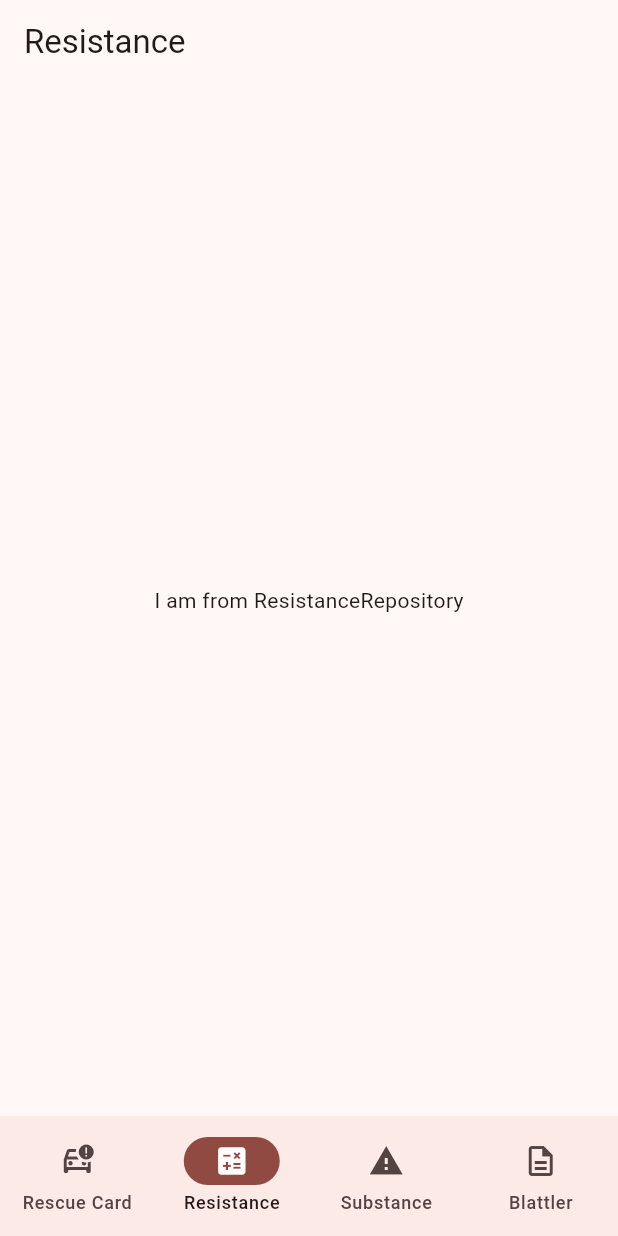
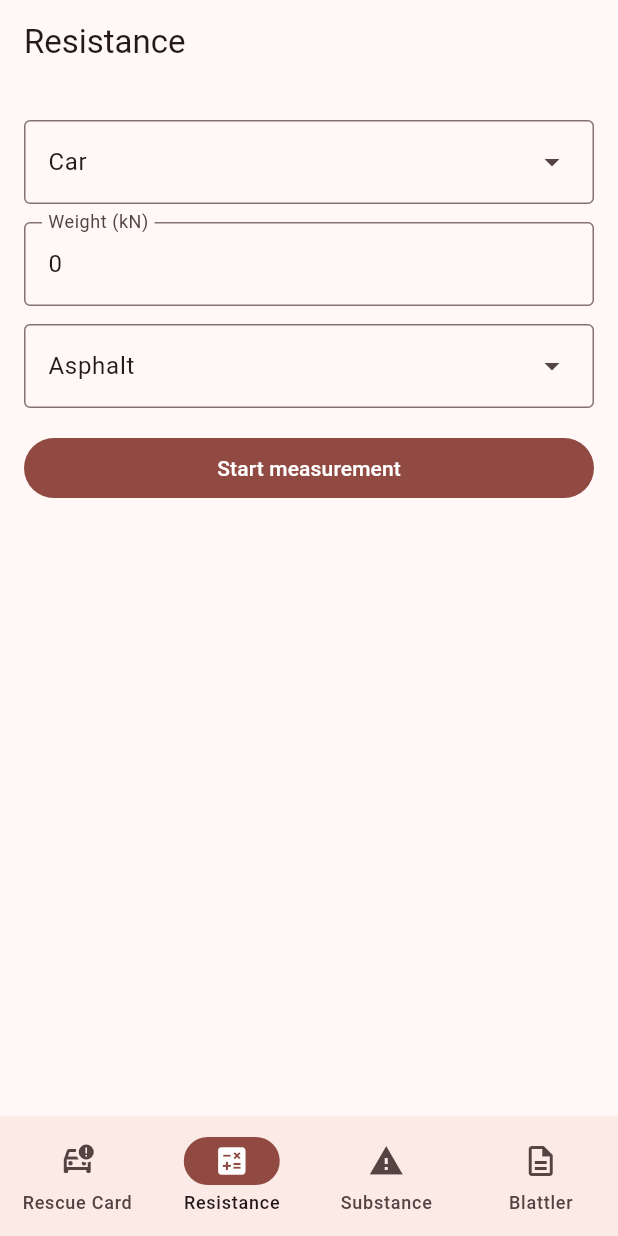
Before and after one commit to tformatix/cpd-resq-tools, a Flutter app: the screen it shows after launch, item 2 of the bottom bar chosen, on a phone screen of 412 x 824 dp. Run offline on Flutter 3.47's test engine with Material 3 defaults, Android fonts, the phone set to English and light mode, and no system bars; our stand-ins replace flutter_bloc; generated files the repository leaves out were written again.

Commit message:
GH-3 Add basic implementation of resistance screen

```diff
--- a/resq_tools/lib/blocs/resistance_cubit.dart
+++ b/resq_tools/lib/blocs/resistance_cubit.dart
@@ -1,23 +1,48 @@
 import 'package:flutter_bloc/flutter_bloc.dart';
+import 'package:resq_tools/models/resistance/measurement_config.dart';
+import 'package:resq_tools/models/resistance/resistance_result.dart';
 import 'package:resq_tools/repositories/resistance_repository.dart';
 
 class ResistanceState {
-  final String? dummyString;
+  final MeasurementConfig? measurementConfig;
+  final bool isLoading;
+  final ResistanceResult? resistanceResult;
 
-  final bool isLoading;
+  const ResistanceState(
+      {this.measurementConfig, this.isLoading = false, this.resistanceResult});
 
-  const ResistanceState({this.dummyString, this.isLoading = false});
+  ResistanceState copyWith({
+    MeasurementConfig? measurementConfig,
+    bool? isLoading,
+    ResistanceResult? resistanceResult,
+  }) =>
+      ResistanceState(
+        measurementConfig: measurementConfig ?? this.measurementConfig,
+        isLoading: isLoading ?? this.isLoading,
+        resistanceResult: resistanceResult ?? this.resistanceResult,
+      );
 }
 
 class ResistanceCubit extends Cubit<ResistanceState> {
   final ResistanceRepository resistanceRepository;
 
   ResistanceCubit(this.resistanceRepository)
-    : super(const ResistanceState(isLoading: true)) {
+      : super(ResistanceState(
+            isLoading: true, measurementConfig: MeasurementConfig.empty())) {
     fetch();
   }
 
   void fetch() {
-    emit(ResistanceState(dummyString: resistanceRepository.getDummyString()));
+    emit(ResistanceState(measurementConfig: MeasurementConfig.empty()));
+  }
+
+  void updateMeasurementConfig(MeasurementConfig measurementConfig) {
+    emit(state.copyWith(measurementConfig: measurementConfig));
+  }
+
+  void resistanceCalculation() {
+    final resistanceResult =
+        resistanceRepository.calculateResistance(state.measurementConfig);
+    emit(state.copyWith(resistanceResult: resistanceResult));
   }
 }
--- a/resq_tools/lib/l10n/app_de.arb
+++ b/resq_tools/lib/l10n/app_de.arb
@@ -4,5 +4,28 @@
   "rescue_card_title":"Rettungskarte",
   "resistance_title": "Widerstand",
   "substance_title": "Gefahrgut",
-  "blattler_title": "Blattler"
+  "blattler_title": "Blattler",
+
+  "resistance_weigth": "Gewicht (kN)",
+  "resistance_gradient": "Steigung (°)",
+  "resistance_angle": "Winkel",
+  "resistance_rolling_resistance": "Rollwiderstand",
+  "resistance_gradient_resistance": "Steigungswiderstand",
+  "resistance_overall_resistance": "Gesamtwiderstand",
+  "resistance_vehicle_type_car": "PKW",
+  "resistance_vehicle_type_suv": "Van/Kleinbus/SUV",
+  "resistance_vehicle_type_offroad_car": "Geländewagen",
+  "resistance_vehicle_type_truck_two_axis": "LKW (2 Achsen)",
+  "resistance_vehicle_type_truck_three_axis": "LKW (3 Achsen)",
+  "resistance_vehicle_type_truck_four_axis": "LKW (4 Achsen)",
+  "resistance_vehicle_type_custom": "Individuell",
+  "resistance_underground_type_asphalt": "Asphalt, Beton",
+  "resistance_underground_type_grass": "Gras, Wiese",
+  "resistance_underground_type_gravel": "Schotter",
+  "resistance_underground_type_looseGround": "Lockerer Boden (Sand)",
+  "resistance_underground_type_up_to_axle_in_mud": "Über Achse im Schlamm",
+  "resistance_underground_type_up_to_wheels_in_mud": "Über Räder im Schlamm",
+  "resistance_underground_type_up_to_body_in_mud": "Über Aufbau im Schlamm",
+  "resistance_underground_type_rail": "Schiene",
+  "resistance_start_calculation": "Messung starten"
 }
--- a/resq_tools/lib/l10n/app_en.arb
+++ b/resq_tools/lib/l10n/app_en.arb
@@ -4,5 +4,28 @@
   "rescue_card_title":"Rescue Card",
   "resistance_title": "Resistance",
   "substance_title": "Substance",
-  "blattler_title": "Blattler"
+  "blattler_title": "Blattler",
+
+  "resistance_weigth": "Weight (kN)",
+  "resistance_gradient": "Gradient (°)",
+  "resistance_angle": "Angle",
+  "resistance_rolling_resistance": "Rolling resistance",
+  "resistance_gradient_resistance": "Gradient resistance",
+  "resistance_overall_resistance": "Overall resistance",
+  "resistance_vehicle_type_car": "Car",
+  "resistance_vehicle_type_suv": "Van/SUV",
+  "resistance_vehicle_type_offroad_car": "Offroad car",
+  "resistance_vehicle_type_truck_two_axis": "Truck (2 axis)",
+  "resistance_vehicle_type_truck_three_axis": "Truck (3 axis)",
+  "resistance_vehicle_type_truck_four_axis": "Truck (4 axis)",
+  "resistance_vehicle_type_custom": "Custom",
+  "resistance_underground_type_asphalt": "Asphalt",
+  "resistance_underground_type_grass": "Grass (meadow)",
+  "resistance_underground_type_gravel": "Gravel",
+  "resistance_underground_type_looseGround": "Loose ground (sand)",
+  "resistance_underground_type_up_to_axle_in_mud": "Up to axle in mud",
+  "resistance_underground_type_up_to_wheels_in_mud": "Up to wheels in mud",
+  "resistance_underground_type_up_to_body_in_mud": "Up to body in mud",
+  "resistance_underground_type_rail": "Rail",
+  "resistance_start_calculation": "Start measurement"
 }
--- a/resq_tools/lib/main.dart
+++ b/resq_tools/lib/main.dart
@@ -114,13 +114,12 @@ class _ResQToolsHomePageState extends State<ResQToolsHomePage> {
           ),
         ],
       ),
-      body:
-          <Widget>[
-            RescueSheetScreen(),
-            ResistanceScreen(),
-            SubstanceScreen(),
-            BlattlerScreen(),
-          ][currentPageIndex],
+      body: <Widget>[
+        const RescueSheetScreen(),
+        const ResistanceScreen(),
+        const SubstanceScreen(),
+        const BlattlerScreen(),
+      ][currentPageIndex],
     );
   }
 }
--- /dev/null
+++ b/resq_tools/lib/models/resistance/measurement_config.dart
@@ -0,0 +1,29 @@
+import 'package:resq_tools/models/resistance/underground_type.dart';
+import 'package:resq_tools/models/resistance/vehicle_type.dart';
+
+class MeasurementConfig {
+  final VehicleType vehicleType;
+  final int weight;
+  final UndergroundType undergroundType;
+
+  const MeasurementConfig(
+      {required this.vehicleType,
+      required this.weight,
+      required this.undergroundType});
+
+  MeasurementConfig.empty()
+      : vehicleType = VehicleType.car,
+        weight = 0,
+        undergroundType = UndergroundType.aphalt;
+
+  MeasurementConfig copyWith({
+    VehicleType? vehicleType,
+    int? weight,
+    UndergroundType? undergroundType,
+  }) =>
+      MeasurementConfig(
+        vehicleType: vehicleType ?? this.vehicleType,
+        weight: weight ?? this.weight,
+        undergroundType: undergroundType ?? this.undergroundType,
+      );
+}
--- /dev/null
+++ b/resq_tools/lib/models/resistance/resistance_result.dart
@@ -0,0 +1,13 @@
+class ResistanceResult {
+  final int angle;
+  final double rollingResistance;
+  final double gradientResistance;
+  final double overallResistance;
+
+  const ResistanceResult({
+    required this.angle,
+    required this.rollingResistance,
+    required this.gradientResistance,
+    required this.overallResistance,
+  });
+}
--- /dev/null
+++ b/resq_tools/lib/models/resistance/underground_type.dart
@@ -0,0 +1,29 @@
+import 'package:flutter_gen/gen_l10n/app_localizations.dart';
+
+enum UndergroundType {
+  aphalt,
+  grass,
+  gravel,
+  looseGround,
+  upToAxleInMud,
+  upToWheelsInMud,
+  upToBodyInMud,
+  rail;
+
+  const UndergroundType();
+
+  String? getTranslation(AppLocalizations? appLocalizations) => switch (this) {
+        aphalt => appLocalizations?.resistance_underground_type_asphalt,
+        grass => appLocalizations?.resistance_underground_type_grass,
+        gravel => appLocalizations?.resistance_underground_type_gravel,
+        looseGround =>
+          appLocalizations?.resistance_underground_type_looseGround,
+        upToAxleInMud =>
+          appLocalizations?.resistance_underground_type_up_to_axle_in_mud,
+        upToWheelsInMud =>
+          appLocalizations?.resistance_underground_type_up_to_wheels_in_mud,
+        upToBodyInMud =>
+          appLocalizations?.resistance_underground_type_up_to_body_in_mud,
+        rail => appLocalizations?.resistance_underground_type_rail
+      };
+}
--- /dev/null
+++ b/resq_tools/lib/models/resistance/vehicle_type.dart
@@ -0,0 +1,26 @@
+import 'package:flutter_gen/gen_l10n/app_localizations.dart';
+
+enum VehicleType {
+  car,
+  suv,
+  offroadCar,
+  truckTwoAxis,
+  truckThreeAxis,
+  truckFourAxis,
+  custom;
+
+  const VehicleType();
+
+  String? getTranslation(AppLocalizations? appLocalizations) => switch (this) {
+        car => appLocalizations?.resistance_vehicle_type_car,
+        suv => appLocalizations?.resistance_vehicle_type_suv,
+        offroadCar => appLocalizations?.resistance_vehicle_type_offroad_car,
+        truckTwoAxis =>
+          appLocalizations?.resistance_vehicle_type_truck_two_axis,
+        truckThreeAxis =>
+          appLocalizations?.resistance_vehicle_type_truck_three_axis,
+        truckFourAxis =>
+          appLocalizations?.resistance_vehicle_type_truck_four_axis,
+        custom => appLocalizations?.resistance_vehicle_type_custom
+      };
+}
--- a/resq_tools/lib/repositories/resistance_repository.dart
+++ b/resq_tools/lib/repositories/resistance_repository.dart
@@ -1,5 +1,13 @@
+import 'dart:math';
+
+import 'package:resq_tools/models/resistance/measurement_config.dart';
+import 'package:resq_tools/models/resistance/resistance_result.dart';
+
 class ResistanceRepository {
-  String getDummyString() {
-    return 'I am from ResistanceRepository';
-  }
+  ResistanceResult? calculateResistance(MeasurementConfig? measurementConfig) =>
+      ResistanceResult(
+          angle: Random().nextInt(50),
+          rollingResistance: Random().nextDouble() * 100,
+          gradientResistance: Random().nextDouble() * 100,
+          overallResistance: Random().nextDouble() * 2000);
 }
--- a/resq_tools/lib/screens/blattler_screen.dart
+++ b/resq_tools/lib/screens/blattler_screen.dart
@@ -14,7 +14,7 @@ class BlattlerScreen extends StatelessWidget {
         child: BlocBuilder<BlattlerCubit, BlattlerState>(
           builder: (context, state) {
             return state.isLoading
-                ? CircularProgressIndicator()
+                ? const CircularProgressIndicator()
                 : Text(state.dummyString ?? 'No data');
           },
         ),
--- a/resq_tools/lib/screens/rescue_sheet_screen.dart
+++ b/resq_tools/lib/screens/rescue_sheet_screen.dart
@@ -14,7 +14,7 @@ class RescueSheetScreen extends StatelessWidget {
         child: BlocBuilder<RescueSheetCubit, RescueSheetState>(
           builder: (context, state) {
             return state.isLoading
-                ? CircularProgressIndicator()
+                ? const CircularProgressIndicator()
                 : Text(state.dummyString ?? 'No data');
           },
         ),
--- a/resq_tools/lib/screens/resistance_screen.dart
+++ b/resq_tools/lib/screens/resistance_screen.dart
@@ -1,24 +1,167 @@
 import 'package:flutter/material.dart';
 import 'package:flutter_bloc/flutter_bloc.dart';
 import 'package:resq_tools/blocs/resistance_cubit.dart';
+import 'package:resq_tools/models/resistance/measurement_config.dart';
+import 'package:resq_tools/models/resistance/resistance_result.dart';
+import 'package:resq_tools/models/resistance/underground_type.dart';
+import 'package:resq_tools/models/resistance/vehicle_type.dart';
 import 'package:resq_tools/utils/extensions.dart';
 
-class ResistanceScreen extends StatelessWidget {
+class ResistanceScreen extends StatefulWidget {
   const ResistanceScreen({super.key});
 
   @override
-  Widget build(BuildContext context) {
-    return Scaffold(
+  State<ResistanceScreen> createState() => _ResistanceScreenState();
+}
+
+class _ResistanceScreenState extends State<ResistanceScreen> {
+  MeasurementConfig _measurementConfig = MeasurementConfig.empty();
+  final TextEditingController _weightController = TextEditingController();
+
+  @override
+  void initState() {
+    _weightController.text = _measurementConfig.weight.toString();
+    super.initState();
+  }
+
+  @override
+  Widget build(BuildContext context) => Scaffold(
     appBar: AppBar(title: Text(context.l10n?.resistance_title ?? '')),
-      body: Center(
-        child: BlocBuilder<ResistanceCubit, ResistanceState>(
+    body: BlocBuilder<ResistanceCubit, ResistanceState>(
       builder: (context, state) {
         return state.isLoading
-                ? CircularProgressIndicator()
-                : Text(state.dummyString ?? 'No data');
+            ? const Center(child: CircularProgressIndicator())
+            : _getResistanceWidget(context, state);
       },
+    ),
+  );
+
+  Widget _getResistanceWidget(
+    BuildContext context,
+    ResistanceState state,
+  ) => SingleChildScrollView(
+    child: Padding(
+      padding: const EdgeInsets.symmetric(horizontal: 16.0, vertical: 24),
+      child: Column(
+        crossAxisAlignment: CrossAxisAlignment.stretch,
+        children: [
+          DropdownMenu<VehicleType>(
+            width: double.infinity,
+            initialSelection: _measurementConfig.vehicleType,
+            onSelected: (value) {
+              setState(() {
+                _measurementConfig = _measurementConfig.copyWith(
+                  vehicleType: value,
+                );
+              });
+              _updateMeasurementConfig(context);
+            },
+            dropdownMenuEntries:
+                VehicleType.values
+                    .map(
+                      (vehicleType) => DropdownMenuEntry(
+                        value: vehicleType,
+                        label: vehicleType.getTranslation(context.l10n) ?? '',
+                      ),
+                    )
+                    .toList(),
+          ),
+          const SizedBox(height: 12),
+          TextField(
+            controller: _weightController,
+            keyboardType: TextInputType.number,
+            decoration: InputDecoration(
+              border: const OutlineInputBorder(),
+              hintText: context.l10n?.resistance_weigth,
+              floatingLabelBehavior: FloatingLabelBehavior.always,
+              labelText: context.l10n?.resistance_weigth,
+            ),
+            onChanged: (value) {
+              setState(() {
+                _measurementConfig = _measurementConfig.copyWith(
+                  weight: int.tryParse(value),
+                );
+              });
+              _updateMeasurementConfig(context);
+            },
+          ),
+          const SizedBox(height: 12),
+          DropdownMenu<UndergroundType>(
+            width: double.infinity,
+            initialSelection: _measurementConfig.undergroundType,
+            onSelected: (value) {
+              setState(() {
+                _measurementConfig = _measurementConfig.copyWith(
+                  undergroundType: value,
+                );
+              });
+              _updateMeasurementConfig(context);
+            },
+            dropdownMenuEntries:
+                UndergroundType.values
+                    .map(
+                      (undergroundType) => DropdownMenuEntry(
+                        value: undergroundType,
+                        label:
+                            undergroundType.getTranslation(context.l10n) ?? '',
+                      ),
+                    )
+                    .toList(),
+          ),
+          const SizedBox(height: 16),
+          FilledButton(
+            onPressed: () {
+              context.read<ResistanceCubit>().resistanceCalculation();
+            },
+            child: Text(context.l10n?.resistance_start_calculation ?? ''),
+          ),
+          const SizedBox(height: 16),
+          if (state.resistanceResult != null)
+            _showResistanceResult(context, state.resistanceResult),
+        ],
       ),
     ),
   );
+
+  Widget _showResistanceResult(
+    BuildContext context,
+    ResistanceResult? resistanceResult,
+  ) => Column(
+    children: [
+      Text('${context.l10n?.resistance_angle}: ${resistanceResult?.angle}'),
+      Text(
+        '${context.l10n?.resistance_rolling_resistance}: '
+        '${resistanceResult?.rollingResistance}',
+      ),
+      Text(
+        '${context.l10n?.resistance_gradient_resistance}: '
+        '${resistanceResult?.gradientResistance}',
+      ),
+      Text(
+        '${context.l10n?.resistance_overall_resistance}: '
+        '${resistanceResult?.overallResistance}',
+        style: const TextStyle(fontWeight: FontWeight.bold),
+      ),
+    ],
+  );
+
+  void _updateMeasurementConfig(BuildContext context) {
+    context.read<ResistanceCubit>().updateMeasurementConfig(_measurementConfig);
+  }
+
+  @override
+  void didChangeDependencies() {
+    super.didChangeDependencies();
+    final config = context.read<ResistanceCubit>().state.measurementConfig;
+    if (config != null) {
+      _measurementConfig = config;
+      _weightController.text = config.weight.toString();
     }
   }
+
+  @override
+  void dispose() {
+    _weightController.dispose();
+    super.dispose();
+  }
+}
--- a/resq_tools/lib/screens/substance_screen.dart
+++ b/resq_tools/lib/screens/substance_screen.dart
@@ -14,7 +14,7 @@ class SubstanceScreen extends StatelessWidget {
         child: BlocBuilder<SubstanceCubit, SubstanceState>(
           builder: (context, state) {
             return state.isLoading
-                ? CircularProgressIndicator()
+                ? const CircularProgressIndicator()
                 : Text(state.dummyString ?? 'No data');
           },
         ),
```
Lines whose indentation alone changed are shown as unchanged.
